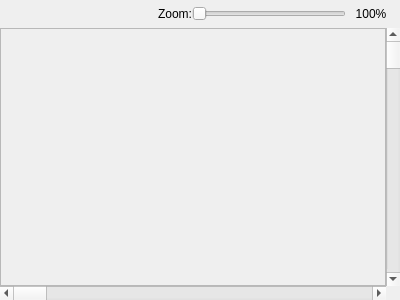
Above: debugger/executionvisualizerdialog.ui from christopherpow/nesicide before the change. Below: the same form after it.
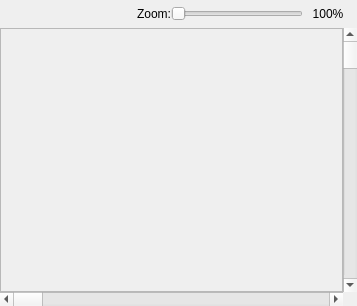
That is the form after the change.

Diff of the .ui file:
```diff
--- a/debugger/executionvisualizerdialog.ui
+++ b/debugger/executionvisualizerdialog.ui
@@ -6,10 +6,16 @@
    <rect>
     <x>0</x>
     <y>0</y>
-    <width>400</width>
-    <height>300</height>
+    <width>357</width>
+    <height>306</height>
    </rect>
   </property>
+  <property name="sizePolicy">
+   <sizepolicy hsizetype="MinimumExpanding" vsizetype="Preferred">
+    <horstretch>0</horstretch>
+    <verstretch>0</verstretch>
+   </sizepolicy>
+  </property>
   <property name="windowTitle">
    <string>Dialog</string>
   </property>
@@ -100,7 +106,7 @@
    <item row="1" column="0">
     <widget class="QFrame" name="frame">
      <property name="sizePolicy">
-      <sizepolicy hsizetype="Preferred" vsizetype="Expanding">
+      <sizepolicy hsizetype="MinimumExpanding" vsizetype="MinimumExpanding">
        <horstretch>0</horstretch>
        <verstretch>0</verstretch>
       </sizepolicy>
```
